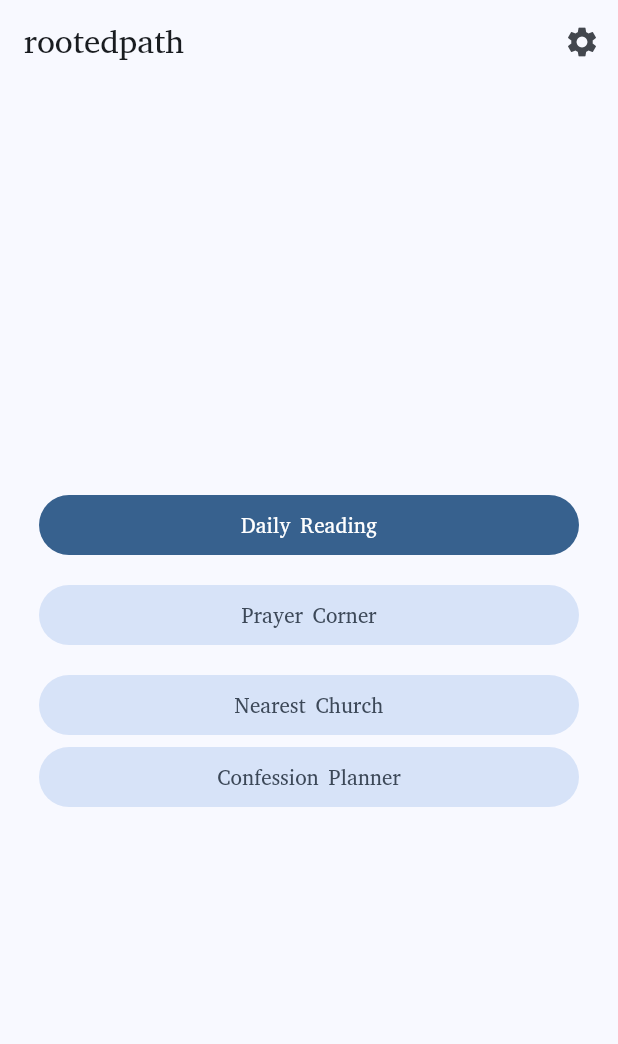
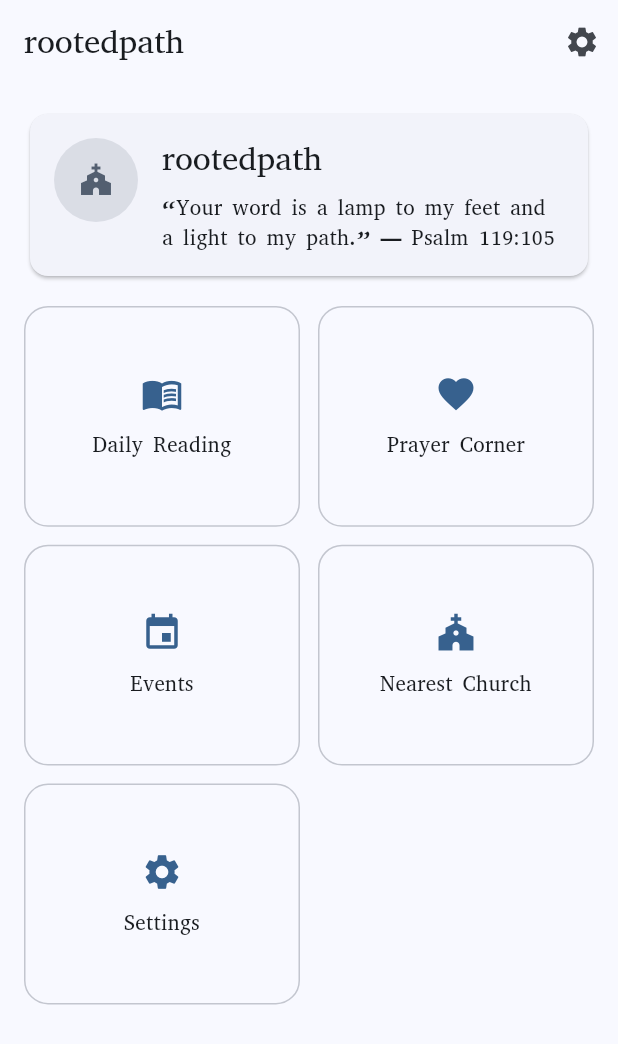
Before and after one commit to hemen-babis/rootedpath, a Flutter app: the _HomeTab screen opened directly with empty values, on a phone screen of 412 x 824 dp. Shown: the top 1044 px of the screen. Run offline on Flutter 3.47's test engine with Material 3 defaults, Android fonts, the phone set to English and light mode, and no system bars; our stand-ins replace cloud_firestore, firebase_auth, firebase_core, flutter_local_notifications, flutter_secure_storage, hive_flutter and 2 more; missing offline and left inert: add_2_calendar; accounts and stored records are empty.

Commit message:
feat(ui): new RootScaffold with hero verse and quick-actions grid

```diff
--- a/lib/app/root_scaffold.dart
+++ b/lib/app/root_scaffold.dart
@@ -1,15 +1,20 @@
 import 'package:flutter/material.dart';
+
 import '../l10n/app_localizations.dart';
+
+// Feature screens (make sure these files exist)
 import '../features/readings/reading_screen.dart';
 import '../features/prayer/prayer_screen.dart';
 import '../features/events/events_screen.dart';
 import '../features/settings/settings_screen.dart';
 import '../features/churches/churches_screen.dart';
-import '../features/confession/confession_screen.dart';
+// If you already created LessonsScreen, uncomment this import and the tile below
+// import '../features/lessons/lessons_screen.dart';
 
 class RootScaffold extends StatefulWidget {
   final Locale contentLocale;
   final Future<void> Function(BuildContext) onOpenWizard;
+
   const RootScaffold({
     super.key,
     required this.contentLocale,
@@ -32,7 +37,10 @@ class _RootScaffoldState extends State<RootScaffold> {
         final t = snap.data;
 
         final pages = <Widget>[
-          _HomeTab(contentLocale: widget.contentLocale, onOpenWizard: widget.onOpenWizard),
+          _HomeTab(
+            contentLocale: widget.contentLocale,
+            onOpenWizard: widget.onOpenWizard,
+          ),
           PrayerScreen(contentLocale: widget.contentLocale),
           EventsScreen(contentLocale: widget.contentLocale),
         ];
@@ -47,14 +55,17 @@ class _RootScaffoldState extends State<RootScaffold> {
             onDestinationSelected: (i) => setState(() => _index = i),
             destinations: [
               NavigationDestination(
-                  icon: const Icon(Icons.home_outlined),
-                  label: t!.navHome),
+                icon: const Icon(Icons.home_outlined),
+                label: t!.navHome,
+              ),
               NavigationDestination(
-                  icon: const Icon(Icons.favorite_outline),
-                  label: t.navPrayer),
+                icon: const Icon(Icons.favorite_outline),
+                label: t.navPrayer,
+              ),
               NavigationDestination(
-                  icon: const Icon(Icons.event_outlined),
-                  label: t.navEvents),
+                icon: const Icon(Icons.event_outlined),
+                label: t.navEvents,
+              ),
             ],
           )
               : null,
@@ -67,6 +78,7 @@ class _RootScaffoldState extends State<RootScaffold> {
 class _HomeTab extends StatelessWidget {
   final Locale contentLocale;
   final Future<void> Function(BuildContext) onOpenWizard;
+
   const _HomeTab({
     required this.contentLocale,
     required this.onOpenWizard,
@@ -78,13 +90,19 @@ class _HomeTab extends StatelessWidget {
       future: AppLocalizations.delegate.load(contentLocale),
       builder: (context, snap) {
         final t = snap.data;
+        if (!snap.hasData) {
+          return const Scaffold(
+            body: Center(child: CircularProgressIndicator()),
+          );
+        }
+
         return Scaffold(
           appBar: AppBar(
-            title: Text(t?.appTitle ?? '...'),
+            title: Text(t!.appTitle),
             actions: [
               IconButton(
                 icon: const Icon(Icons.settings),
-                tooltip: t?.chooseLanguage ?? 'Language',
+                tooltip: t.settings,
                 onPressed: () {
                   Navigator.of(context).push(
                     MaterialPageRoute(
@@ -95,67 +113,180 @@ class _HomeTab extends StatelessWidget {
               ),
             ],
           ),
-          body: !snap.hasData
-              ? const Center(child: CircularProgressIndicator())
-              : Center(
-            child: ConstrainedBox(
-              constraints: const BoxConstraints(maxWidth: 360),
-              child: Column(
-                mainAxisSize: MainAxisSize.min,
-                children: [
-                  SizedBox(
-                    width: double.infinity,
-                    child: FilledButton(
-                      onPressed: () => Navigator.of(context).push(
-                        MaterialPageRoute(
-                          builder: (_) => ReadingScreen(contentLocale: contentLocale),
+          body: ListView(
+            padding: const EdgeInsets.all(16),
+            children: [
+              // Hero / verse card
+              Card(
+                child: Padding(
+                  padding: const EdgeInsets.all(16),
+                  child: Row(
+                    crossAxisAlignment: CrossAxisAlignment.start,
+                    children: [
+                      CircleAvatar(
+                        radius: 28,
+                        backgroundColor: Theme.of(context)
+                            .colorScheme
+                            .secondary
+                            .withOpacity(.15),
+                        child: Icon(
+                          Icons.church,
+                          color: Theme.of(context).colorScheme.secondary,
                         ),
                       ),
-                      child: Text(t!.dailyReading),
+                      const SizedBox(width: 16),
+                      Expanded(
+                        child: Column(
+                          crossAxisAlignment: CrossAxisAlignment.start,
+                          children: [
+                            Text(
+                              t.appTitle,
+                              style: Theme.of(context).textTheme.titleLarge,
+                            ),
+                            const SizedBox(height: 8),
+                            Text(
+                              _welcomeVerse(contentLocale.languageCode),
+                              style: Theme.of(context).textTheme.bodyMedium,
+                            ),
+                          ],
+                        ),
+                      ),
+                    ],
+                  ),
+                ),
+              ),
+              const SizedBox(height: 16),
+
+              // Quick actions grid
+              GridView.count(
+                crossAxisCount: 2,
+                crossAxisSpacing: 12,
+                mainAxisSpacing: 12,
+                childAspectRatio: 1.25,
+                shrinkWrap: true,
+                physics: const NeverScrollableScrollPhysics(),
+                children: [
+                  _ActionTile(
+                    icon: Icons.menu_book,
+                    label: t.dailyReading,
+                    onTap: () => Navigator.of(context).push(
+                      MaterialPageRoute(
+                        builder: (_) =>
+                            ReadingScreen(contentLocale: contentLocale),
+                      ),
                     ),
                   ),
-                  const SizedBox(height: 12),
-                  SizedBox(
-                    width: double.infinity,
-                    child: FilledButton.tonal(
-                      onPressed: () => Navigator.of(context).push(
-                        MaterialPageRoute(
-                          builder: (_) => PrayerScreen(contentLocale: contentLocale),
-                        ),
+                  _ActionTile(
+                    icon: Icons.favorite,
+                    label: t.prayerCorner,
+                    onTap: () => Navigator.of(context).push(
+                      MaterialPageRoute(
+                        builder: (_) =>
+                            PrayerScreen(contentLocale: contentLocale),
                       ),
-                      child: Text(t.prayerCorner),
                     ),
                   ),
-                  const SizedBox(height: 12),
-                  SizedBox(
-                    width: double.infinity,
-                    child: FilledButton.tonal(
-                      onPressed: () => Navigator.of(context).push(
-                        MaterialPageRoute(
-                          builder: (_) => ChurchesScreen(contentLocale: contentLocale),
-                        ),
+                  // If you have LessonsScreen, uncomment this tile and the import
+                  // _ActionTile(
+                  //   icon: Icons.school,
+                  //   label: 'Lessons',
+                  //   onTap: () => Navigator.of(context).push(
+                  //     MaterialPageRoute(
+                  //       builder: (_) =>
+                  //           LessonsScreen(contentLocale: contentLocale),
+                  //     ),
+                  //   ),
+                  // ),
+                  _ActionTile(
+                    icon: Icons.event,
+                    label: t.navEvents,
+                    onTap: () => Navigator.of(context).push(
+                      MaterialPageRoute(
+                        builder: (_) =>
+                            EventsScreen(contentLocale: contentLocale),
                       ),
-                      child: Text(t.nearestChurch),
                     ),
                   ),
-                  SizedBox(
-                    width: double.infinity,
-                    child: FilledButton.tonal(
-                      onPressed: () => Navigator.of(context).push(
-                        MaterialPageRoute(
-                          builder: (_) => ConfessionScreen(contentLocale: contentLocale),
-                        ),
+                  _ActionTile(
+                    icon: Icons.church,
+                    label: t.nearestChurch,
+                    onTap: () => Navigator.of(context).push(
+                      MaterialPageRoute(
+                        builder: (_) =>
+                            ChurchesScreen(contentLocale: contentLocale),
                       ),
-                      child: Text(t.confessionPlanner),
                     ),
                   ),
-                  const SizedBox(height: 12),
+                  _ActionTile(
+                    icon: Icons.settings,
+                    label: t.settings,
+                    onTap: () => Navigator.of(context).push(
+                      MaterialPageRoute(
+                        builder: (_) =>
+                            SettingsScreen(openWizard: onOpenWizard),
+                      ),
+                    ),
+                  ),
                 ],
               ),
-            ),
+            ],
           ),
         );
       },
     );
   }
 }
+
+String _welcomeVerse(String lang) {
+  switch (lang) {
+    case 'am':
+      return '«ቃልህ ለእግረቴ ማብራት፣ ለመንገዴም ብርሃን ነው።» — መዝ 119፥105';
+    case 'ti':
+      return '«ቃልካ መግሩም ለእግረይ መብራሂ እዩ፣ ለመንገዲይ ብርሃን እዩ።» — መዝ 119፥105';
+    case 'om':
+      return '“Jecha kee bubbee miilla koo fi ifa kara koo ti.” — Faarfannaa 119:105';
+    default:
+      return '“Your word is a lamp to my feet and a light to my path.” — Psalm 119:105';
+  }
+}
+
+class _ActionTile extends StatelessWidget {
+  final IconData icon;
+  final String label;
+  final VoidCallback onTap;
+
+  const _ActionTile({
+    required this.icon,
+    required this.label,
+    required this.onTap,
+  });
+
+  @override
+  Widget build(BuildContext context) {
+    final cs = Theme.of(context).colorScheme;
+    final bg = (Theme.of(context).colorScheme.brightness == Brightness.dark)
+        ? cs.surface.withOpacity(.4)
+        : cs.surface.withOpacity(.8);
+
+    return InkWell(
+      borderRadius: BorderRadius.circular(16),
+      onTap: onTap,
+      child: Ink(
+        decoration: BoxDecoration(
+          color: bg,
+          borderRadius: BorderRadius.circular(16),
+          border: Border.all(color: cs.outlineVariant),
+        ),
+        padding: const EdgeInsets.all(16),
+        child: Column(
+          mainAxisAlignment: MainAxisAlignment.center,
+          children: [
+            Icon(icon, size: 28, color: cs.primary),
+            const SizedBox(height: 10),
+            Text(label, textAlign: TextAlign.center),
+          ],
+        ),
+      ),
+    );
+  }
+}
```
Also changed, not shown: lib/data/models/lesson.dart (added), lib/features/lessons/lessons_screen.dart (added), lib/theme/app_theme.dart (added).
